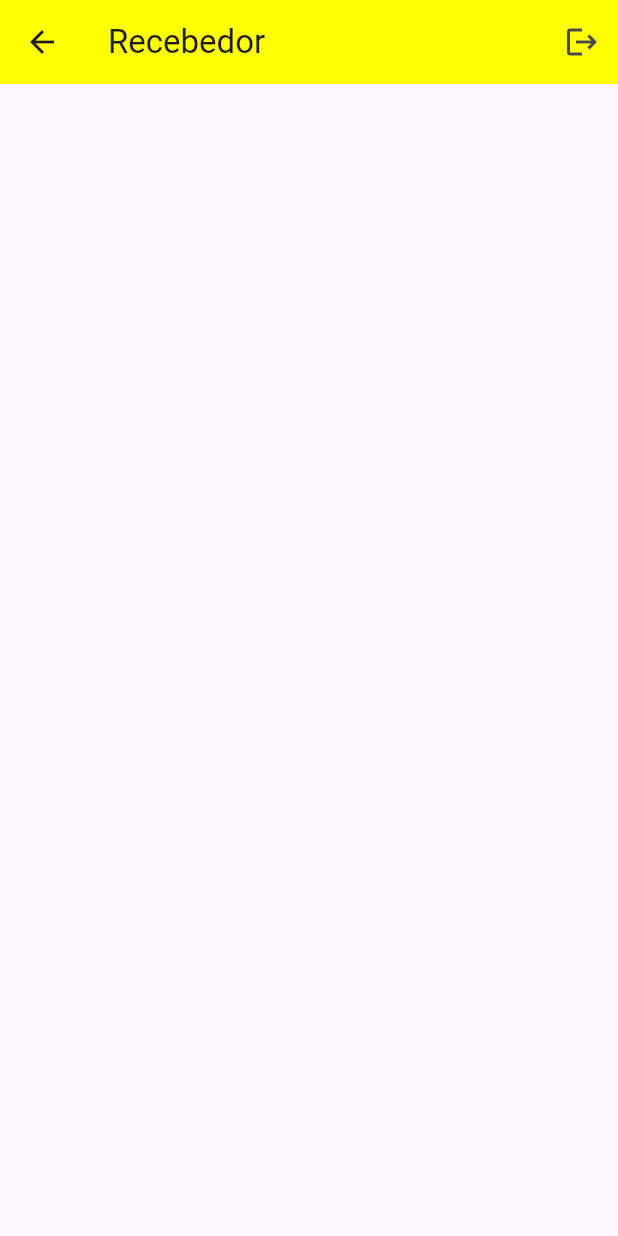
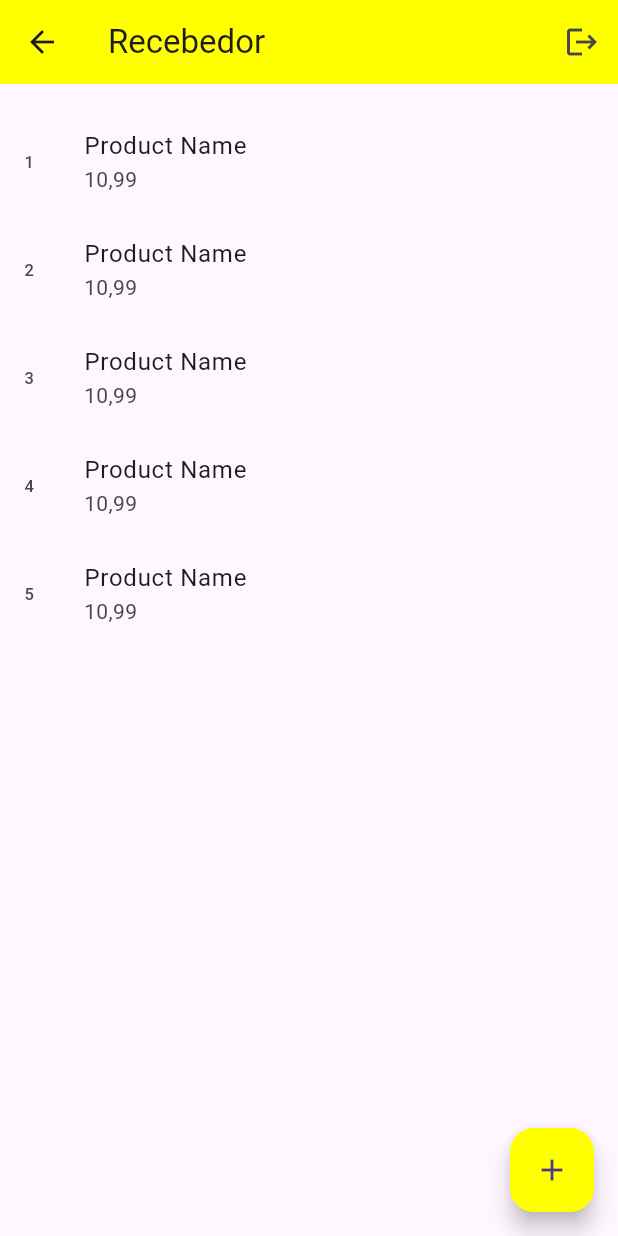
Before and after one commit to rafaelcloud83/app-doacao-leite, a Flutter app: the HomeReceiverScreen screen opened directly, on a phone screen of 412 x 824 dp. Run offline on Flutter 3.47's test engine with Material 3 defaults, Android fonts, the phone set to English and light mode, and no system bars; our stand-ins replace google_fonts, shared_preferences; accounts and stored records are empty.

Commit message:
feat: criado a tela do Recebedor com lista de pedidos, criado tela de Criar e Atualizar pedido

```diff
--- a/lib/screens/auth/register_screen.dart
+++ b/lib/screens/auth/register_screen.dart
@@ -92,7 +92,7 @@ class _RegisterScreenState extends State<RegisterScreen> {
                         ),
                         const SizedBox(height: 8),
                         TextField(
-                          maxLines: 2,
+                          //maxLines: 2,
                           controller: _addressController,
                           decoration: const InputDecoration(
                             hintText: "Endereço",
--- a/lib/screens/home/home_donor_screen.dart
+++ b/lib/screens/home/home_donor_screen.dart
@@ -32,7 +32,7 @@ class _HomeDonorScreenState extends State<HomeDonorScreen> {
     return Scaffold(
       appBar: AppBar(
         backgroundColor: primaryColor,
-        title: Text('Doador $donorName' ?? 'Doador'),
+        title: Text('Doador $donorName'),
         actions: [
           IconButton(
             onPressed: () {
--- a/lib/screens/home/home_receiver_screen.dart
+++ b/lib/screens/home/home_receiver_screen.dart
@@ -1,5 +1,8 @@
 import 'package:doacao_leite/provider/storage/storage_provider.dart';
 import 'package:doacao_leite/screens/auth/login_screen.dart';
+import 'package:doacao_leite/screens/order/add_order_screen.dart';
+import 'package:doacao_leite/screens/order/local_widget/order_view_container.dart';
+import 'package:doacao_leite/screens/order/order_details_screen.dart';
 import 'package:doacao_leite/utils/colors.dart';
 import 'package:doacao_leite/utils/routers.dart';
 import 'package:flutter/material.dart';
@@ -13,6 +16,7 @@ class HomeReceiverScreen extends StatefulWidget {
 
 class _HomeReceiverScreenState extends State<HomeReceiverScreen> {
   String? receiverName;
+  List order = [];
 
   @override
   void initState() {
@@ -32,7 +36,7 @@ class _HomeReceiverScreenState extends State<HomeReceiverScreen> {
     return Scaffold(
       appBar: AppBar(
         backgroundColor: primaryColor,
-        title: Text('Recebedor $receiverName' ?? 'Recebedor'),
+        title: Text('Recebedor $receiverName'),
         actions: [
           IconButton(
             onPressed: () {
@@ -44,7 +48,53 @@ class _HomeReceiverScreenState extends State<HomeReceiverScreen> {
           ),
         ],
       ),
-      body: Container(),
+      floatingActionButton: FloatingActionButton(
+        //mini: true,
+        onPressed: () {
+          PageNavigator(ctx: context).nextPage(page: const CreateOrderScreen());
+        },
+        child: const Icon(Icons.add),
+      ),
+      body: Container(
+        padding: const EdgeInsets.all(16),
+        child: order.isNotEmpty
+            ? Center(
+                child: Column(
+                  mainAxisAlignment: MainAxisAlignment.center,
+                  children: [
+                    const Text(
+                      'Nenhum pedido',
+                      style:
+                          TextStyle(fontSize: 18, fontWeight: FontWeight.bold),
+                    ),
+                    const SizedBox(height: 16),
+                    GestureDetector(
+                      onTap: () {
+                        //debugPrint('Detalhes de um pedido');
+                        //PageNavigator(ctx: context)
+                        //.nextPage(page: const OrderDetailsScreen());
+                        PageNavigator(ctx: context)
+                            .nextPage(page: const CreateOrderScreen());
+                      },
+                      child: Text(
+                        'Criar um pedido',
+                        style: TextStyle(fontSize: 18, color: black),
+                      ),
+                    ),
+                  ],
+                ),
+              )
+            : ListView(
+                children: List.generate(5, (index) {
+                  return OrderField(
+                    //id: "ID",
+                    id: "${index + 1}",
+                    productName: "Product Name",
+                    estimatedPrice: "10,99",
+                  );
+                }),
+              ),
+      ),
     );
   }
 }
--- /dev/null
+++ b/lib/screens/order/local_widget/order_view_container.dart
@@ -0,0 +1,51 @@
+import 'package:doacao_leite/screens/order/order_details_screen.dart';
+import 'package:doacao_leite/utils/routers.dart';
+import 'package:flutter/material.dart';
+
+class OrderField extends StatefulWidget {
+  OrderField({
+    Key? key,
+    this.id,
+    this.productName,
+    this.estimatedPrice,
+    //this.initial,
+  }) : super(key: key);
+
+  final String? id;
+  final String? productName;
+  final String? estimatedPrice;
+  //final String? initial;
+
+  @override
+  _OrderFieldState createState() => _OrderFieldState();
+}
+
+class _OrderFieldState extends State<OrderField> {
+  @override
+  Widget build(BuildContext context) {
+    return ListTile(
+      onTap: () {
+        PageNavigator(ctx: context).nextPage(
+            page: OrderDetailsScreen(
+          id: widget.id,
+          productName: widget.productName,
+          estimatedPrice: widget.estimatedPrice,
+        ));
+      },
+      contentPadding: const EdgeInsets.all(0),
+      title: Text(
+        widget.productName!,
+        overflow: TextOverflow.ellipsis,
+      ),
+      subtitle: Text(
+        widget.estimatedPrice!,
+        overflow: TextOverflow.ellipsis,
+      ),
+      leading: Text(
+        widget.id!,
+        overflow: TextOverflow.ellipsis,
+      ),
+      //trailing:
+    );
+  }
+}
```
Also changed, not shown: lib/main.dart (+5 -3 lines), lib/screens/order/add_order_screen.dart (added, +68 -0 lines), lib/screens/order/order_details_screen.dart (added, +86 -0 lines).
